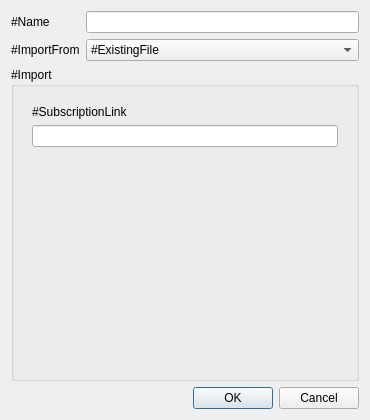
First picture: the form in src/w_ImportConfig.ui, repository darsvador/qvssr, before the edit.
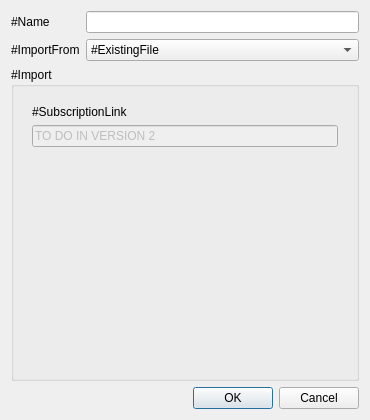
Second picture: the form after the edit. The open tabs and pages were chosen to show the change.

The edit to the form file:
```diff
--- a/src/w_ImportConfig.ui
+++ b/src/w_ImportConfig.ui
@@ -160,7 +160,14 @@
            </widget>
           </item>
           <item>
-           <widget class="QLineEdit" name="subscriptionLinkTxt"/>
+           <widget class="QLineEdit" name="subscriptionLinkTxt">
+            <property name="enabled">
+             <bool>false</bool>
+            </property>
+            <property name="text">
+             <string>TO DO IN VERSION 2</string>
+            </property>
+           </widget>
           </item>
           <item>
            <spacer name="verticalSpacer">
```
